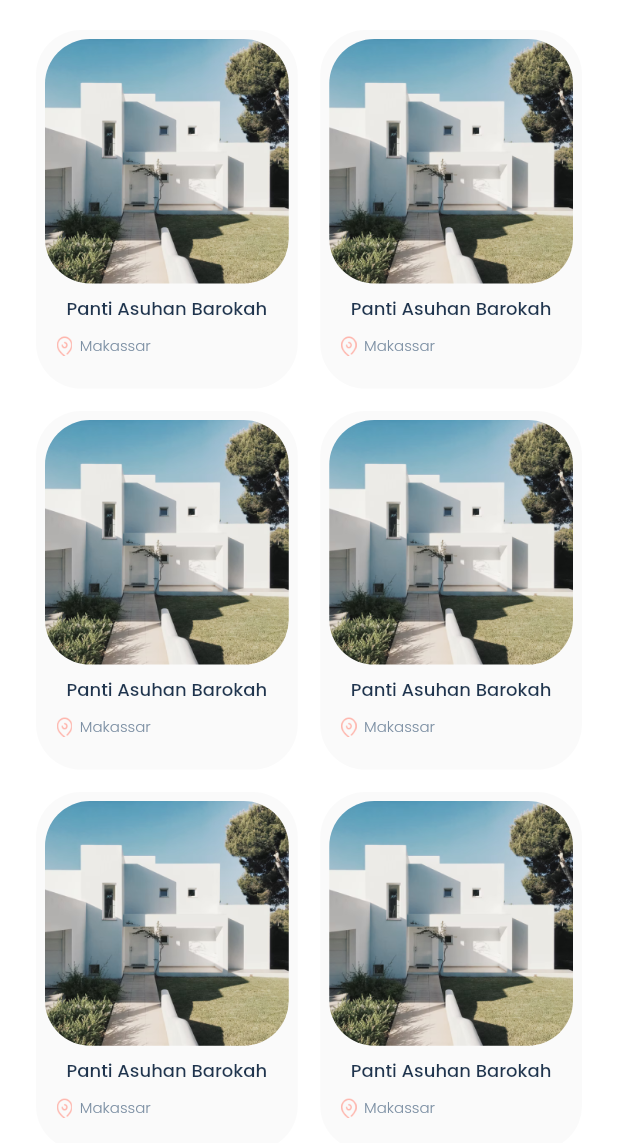
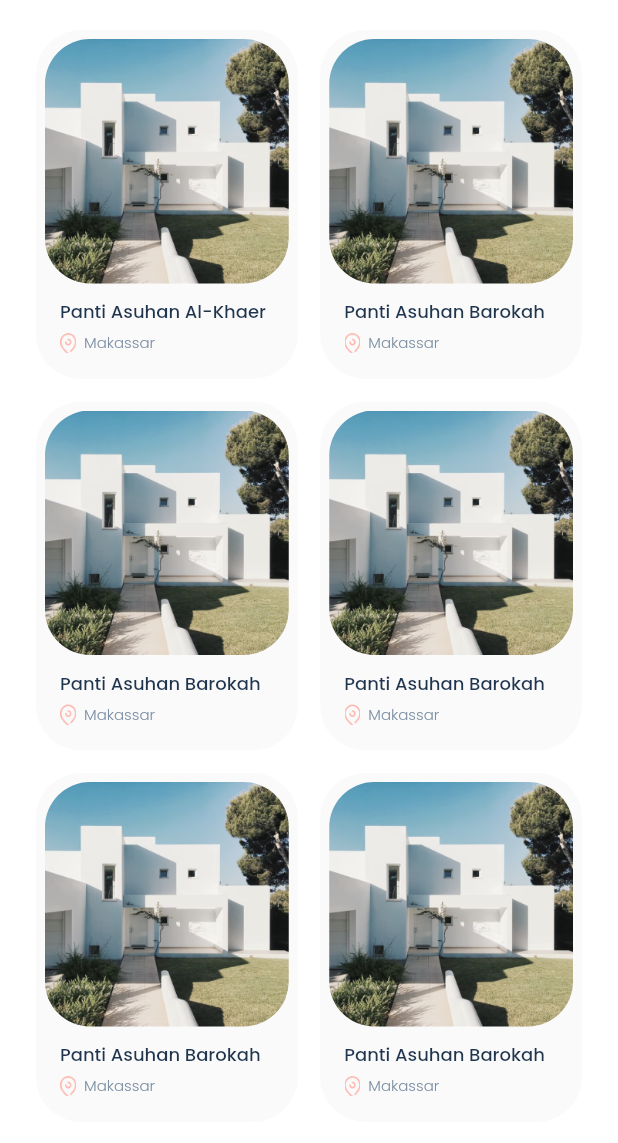
Before and after one commit to nadiamrnt/peka, a Flutter app: the CategoryPage screen opened directly, on a phone screen of 412 x 824 dp, the part 93-1236 px from its top. Run offline on Flutter 3.47's test engine with Material 2 defaults, Android fonts, the phone set to English and light mode, and no system bars; our stand-ins replace equatable, google_fonts, salomon_bottom_bar.

```diff
--- a/lib/main.dart
+++ b/lib/main.dart
@@ -1,6 +1,6 @@
 import 'package:flutter/material.dart';
 import 'package:peka/common/styles.dart';
-import 'package:peka/ui/pages/kelola_panti/kelola_page.dart';
+import 'package:peka/ui/pages/auth/login_page.dart';
 
 void main() {
   runApp(const MyApp());
@@ -16,7 +16,7 @@ class MyApp extends StatelessWidget {
       debugShowCheckedModeBanner: false,
       theme: ThemeData(
           primarySwatch: Colors.blue, scaffoldBackgroundColor: kWhiteColor),
-      home: const KelolaPage(),
+      home: const LoginPage(),
     );
   }
 }
--- a/lib/ui/pages/auth/login_page.dart
+++ b/lib/ui/pages/auth/login_page.dart
@@ -17,14 +17,15 @@ class LoginPage extends StatelessWidget {
           child: Padding(
             padding:
                 const EdgeInsets.symmetric(vertical: 30.0, horizontal: 24.0),
-            child: Column(
+            child: Stack(children: [
+              Column(
                 crossAxisAlignment: CrossAxisAlignment.start,
                 children: [
                   //TEXT MASUK
                   Text(
                     "Masuk",
-                  style:
-                      blackTextStyle.copyWith(fontSize: 22, fontWeight: medium),
+                    style: blackTextStyle.copyWith(
+                        fontSize: 22, fontWeight: medium),
                   ),
                   //TEXT SILAHKAN MASUK AKUN KAMU
                   Text(
@@ -132,10 +133,7 @@ class LoginPage extends StatelessWidget {
                       );
                     },
                   ),
-
-                const SizedBox(
-                  height: 20.0,
-                ),
+                  const SizedBox(height: 20.0),
                   //TEXT BELUM PUNYA AKUN? DAFTAR
                   Row(
                     mainAxisAlignment: MainAxisAlignment.center,
@@ -167,6 +165,7 @@ class LoginPage extends StatelessWidget {
                   )
                 ],
               ),
+            ]),
           ),
         ),
       ),
--- a/lib/ui/pages/category/category_page.dart
+++ b/lib/ui/pages/category/category_page.dart
@@ -57,9 +57,10 @@ class CategoryPage extends StatelessWidget {
 
   Widget _buildGridView() {
     return GridView.builder(
+      padding: const EdgeInsets.only(bottom: 24),
       gridDelegate: const SliverGridDelegateWithMaxCrossAxisExtent(
           maxCrossAxisExtent: 200,
-          childAspectRatio: 0.73,
+          childAspectRatio: 0.75,
           crossAxisSpacing: 15,
           mainAxisSpacing: 15),
       itemBuilder: (context, index) {
@@ -71,7 +72,7 @@ class CategoryPage extends StatelessWidget {
 
   Widget pantiCard(int index) {
     return Container(
-      height: 219,
+      height: 200,
       width: 144,
       padding: const EdgeInsets.all(6),
       decoration: BoxDecoration(
@@ -79,6 +80,7 @@ class CategoryPage extends StatelessWidget {
         borderRadius: BorderRadius.circular(30),
       ),
       child: Column(
+        crossAxisAlignment: CrossAxisAlignment.start,
         children: [
           ClipRRect(
             borderRadius: BorderRadius.circular(30),
@@ -87,19 +89,26 @@ class CategoryPage extends StatelessWidget {
             ),
           ),
           Padding(
-            padding: const EdgeInsets.all(8.0),
+            padding: const EdgeInsets.only(top: 10.0, left: 10, right: 6),
             child: Text(
               PantiHelper.pantiFromLocal[index]['name'],
-              style: blackTextStyle.copyWith(fontSize: 12, fontWeight: medium),
+              overflow: TextOverflow.visible,
+              maxLines: 1,
+              style: blackTextStyle.copyWith(
+                fontSize: 12,
+                fontWeight: medium,
+              ),
             ),
           ),
           Padding(
-            padding: const EdgeInsets.only(left: 8.0, right: 8.0, bottom: 8.0),
+            padding: const EdgeInsets.only(
+                top: 4, left: 10.0, right: 6.0, bottom: 8.0),
             child: Row(
               children: [
                 Image.asset(
                   'assets/icons/ic_location.png',
-                  width: 10.2,
+                  width: 11,
+                  height: 14,
                 ),
                 const SizedBox(width: 5),
                 Text(
--- a/lib/utils/panti_helper.dart
+++ b/lib/utils/panti_helper.dart
@@ -1,7 +1,7 @@
 class PantiHelper {
   static List<Map<String, dynamic>> pantiFromLocal = [
     {
-      'name': 'Panti Asuhan Barokah',
+      'name': 'Panti Asuhan Al-Khaer',
       'location': 'Makassar',
       'image': 'assets/images/img_house.png',
     },
```
Also changed, not shown: 3 other files. Lines whose indentation alone changed are shown as unchanged.
